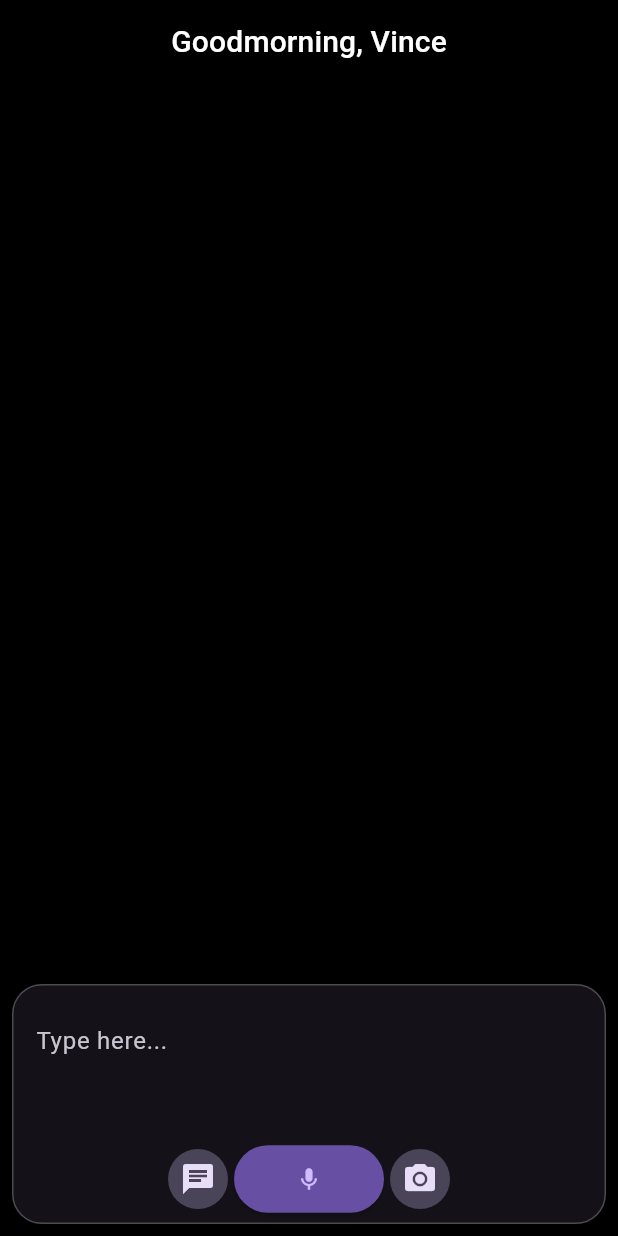
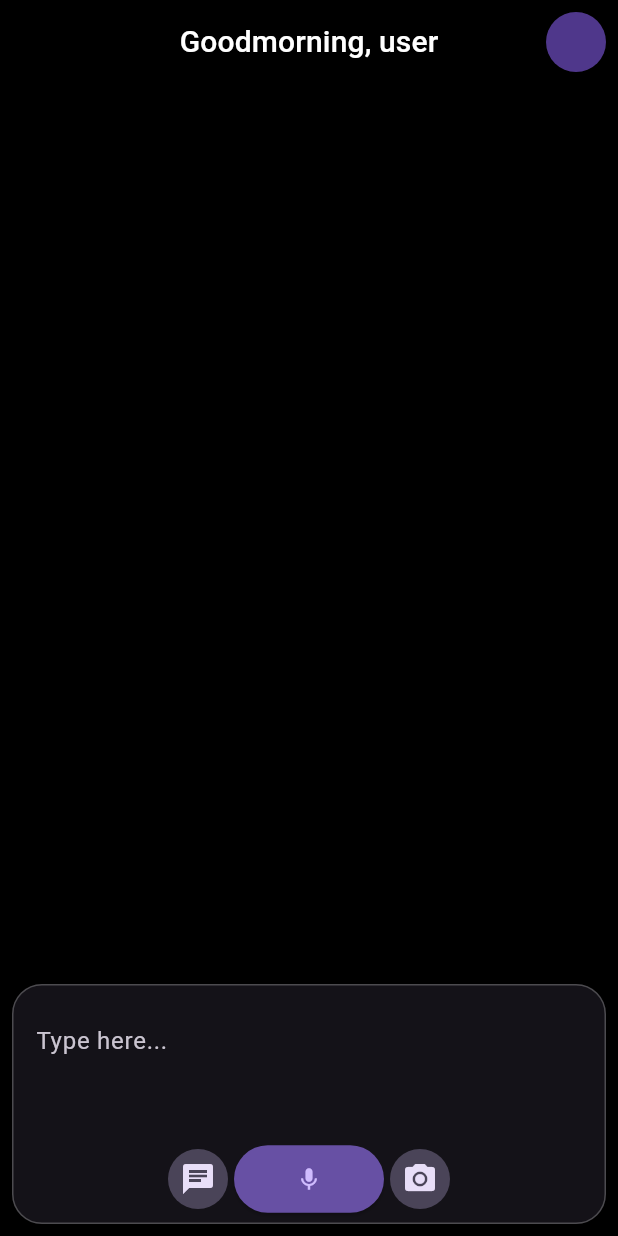
Before and after one commit to ComsIndeed/coms_v1, a Flutter app: the screen it shows after launch, on a phone screen of 412 x 824 dp. Run offline on Flutter 3.47's test engine with Material 3 defaults, Android fonts, the phone set to English and light mode, and no system bars; our stand-ins replace auth_buttons, awesome_notifications, firebase_auth, firebase_core, flutter_animate, flutter_markdown and 5 more; missing offline and left inert: audio_waveforms, flutter_displaymode, moment_dart; accounts and stored records are empty.

Commit message:
Added Firebase and Firebase Auth

```diff
--- a/lib/classes/coms/prompts/main_conversation_prompt.dart
+++ b/lib/classes/coms/prompts/main_conversation_prompt.dart
@@ -1,5 +1,6 @@
 import 'dart:convert';
 
+import 'package:coms/classes/coms/firebase_provider.dart';
 import 'package:coms/classes/widgetList/widget_map_provider.dart';
 import 'package:coms/main_app.dart';
 import 'package:moment_dart/moment_dart.dart';
@@ -7,6 +8,7 @@ import 'package:provider/provider.dart';
 
 final context = navigatorKey.currentContext!;
 final widgetMapProvider = context.read<WidgetMapProvider>();
+final firebaseProvider = context.read<FirebaseProvider>();
 
 String getMainConversationPrompt() {
   return '''
@@ -16,7 +18,7 @@ Determine the most helpful and convenient acts of service you can perform for th
 - You are the core intelligence module that users interact with through a mobile app.
 - The app features a dynamic user interface that you can manipulate as needed.
 - Users can communicate with you via text, images, and audio. Your role is to understand their input and determine their intentions.
-- The user is named Vince, a senior high school student located in the Philippines, Malabon City.
+- The user is named ${firebaseProvider.auth.currentUser?.displayName ?? "(USER IS NOT SIGNED IN)"}.
 - The user has not yet linked their Learning Management System account.
 - It is currently ${DateTime.now().toMoment().toLocal().LLLL}.
 - In ISO 8601, its ${DateTime.now().toLocal().toIso8601String()}
--- a/lib/classes/widgetList/widget_map_provider.dart
+++ b/lib/classes/widgetList/widget_map_provider.dart
@@ -9,11 +9,18 @@ class WidgetMapProvider with ChangeNotifier {
   Map<String, Widget> _widgetMap = {};
   Map<String, Widget> get widgetMap => Map.unmodifiable(_widgetMap);
   List<Widget> get widgetList => List.unmodifiable(_widgetMap.values);
+
   Map<String, dynamic> _serializedWidgetMap = {};
   Map<String, dynamic> get serializedWidgetMap =>
       Map.unmodifiable(_serializedWidgetMap);
   List<dynamic> get serializedWidgetList =>
       List.unmodifiable(serializedWidgetMap.values);
+
+  final Map<String, dynamic> _widgetArchiveMap = {};
+  Map<String, dynamic> get widgetArchiveMap =>
+      Map.unmodifiable(_widgetArchiveMap);
+  List<String> get serializedWidgetArchiveList =>
+      List.unmodifiable(_widgetArchiveMap.values);
 
   static const _widgetPreferenceKey = "widgets";
 
@@ -75,6 +82,8 @@ class WidgetMapProvider with ChangeNotifier {
   }
 
   void removeWidget(String id) {
+    // _widgetArchiveMap[id] = _widgetMap
+
     _widgetMap.remove(id);
     _serializedWidgetMap.remove(id);
     notifyListeners();
--- a/lib/main_app.dart
+++ b/lib/main_app.dart
@@ -38,6 +38,7 @@ class _MainAppState extends State<MainApp> {
   Widget build(BuildContext context) {
     return MaterialApp(
       navigatorKey: navigatorKey,
+      themeMode: ThemeMode.dark,
       theme: ThemeData.dark(useMaterial3: true).copyWith(
         scaffoldBackgroundColor: Colors.black,
       ),
--- /dev/null
+++ b/lib/pages/homepage/account_circle.dart
@@ -0,0 +1,23 @@
+import 'package:coms/classes/coms/firebase_provider.dart';
+import 'package:flutter/material.dart';
+import 'package:provider/provider.dart';
+
+class AccountCircle extends StatelessWidget {
+  const AccountCircle({
+    super.key,
+  });
+
+  @override
+  Widget build(BuildContext context) {
+    final firebaseProvider = Provider.of<FirebaseProvider>(context);
+
+    return Padding(
+      padding: const EdgeInsets.symmetric(horizontal: 8.0),
+      child: CircleAvatar(
+        backgroundImage: firebaseProvider.auth.currentUser != null
+            ? NetworkImage(firebaseProvider.auth.currentUser!.photoURL!)
+            : null,
+      ),
+    );
+  }
+}
--- a/lib/pages/homepage/homepage.dart
+++ b/lib/pages/homepage/homepage.dart
@@ -1,9 +1,12 @@
+import 'package:auth_buttons/auth_buttons.dart';
 import 'package:awesome_notifications/awesome_notifications.dart';
 import 'package:coms/classes/widgetList/widget_map_provider.dart';
 import 'package:coms/classes/widgetList/widgets/reminder_widget/reminder_widget.dart';
+import 'package:coms/pages/homepage/account_circle.dart';
 import 'package:coms/pages/homepage/homepage_action.dart';
 import 'package:coms/pages/homepage/input_interface.dart';
 import 'package:flutter/material.dart';
+import 'package:google_sign_in/google_sign_in.dart';
 import 'package:provider/provider.dart';
 import 'package:flutter_animate/flutter_animate.dart';
 
@@ -67,6 +70,7 @@ class _HomepageState extends State<Homepage> {
         forceMaterialTransparency: true,
         title: const HomepageAction(),
         centerTitle: true,
+        actions: const [AccountCircle()],
       ),
       body: Padding(
         padding: const EdgeInsets.all(8),
--- a/lib/pages/homepage/homepage_action.dart
+++ b/lib/pages/homepage/homepage_action.dart
@@ -1,6 +1,8 @@
+import 'package:coms/classes/coms/firebase_provider.dart';
 import 'package:coms/classes/utils/get_greeting.dart';
 import 'package:coms/pages/settings/settings_page.dart';
 import 'package:flutter/material.dart';
+import 'package:provider/provider.dart';
 
 class HomepageAction extends StatefulWidget {
   const HomepageAction({
@@ -14,6 +16,8 @@ class HomepageAction extends StatefulWidget {
 class _HomepageActionState extends State<HomepageAction> {
   @override
   Widget build(BuildContext context) {
+    final firebaseProvider = Provider.of<FirebaseProvider>(context);
+
     return TextButton(
       onPressed: () {
         Navigator.push(
@@ -23,7 +27,7 @@ class _HomepageActionState extends State<HomepageAction> {
             ));
       },
       child: Text(
-        "${getGreeting()}, Vince",
+        "${getGreeting()}, ${firebaseProvider.auth.currentUser?.displayName ?? "user"}",
         style: const TextStyle(color: Colors.white, fontSize: 20),
       ),
     );
--- a/lib/pages/settings/settings_page_action.dart
+++ b/lib/pages/settings/settings_page_action.dart
@@ -1,5 +1,6 @@
-import 'package:coms/pages/settings/settings_page.dart';
+import 'package:coms/classes/coms/firebase_provider.dart';
 import 'package:flutter/material.dart';
+import 'package:provider/provider.dart';
 
 class SettingsPageAction extends StatefulWidget {
   const SettingsPageAction({super.key});
@@ -11,13 +12,15 @@ class SettingsPageAction extends StatefulWidget {
 class _SettingsPageActionState extends State<SettingsPageAction> {
   @override
   Widget build(BuildContext context) {
+    final firebaseProvider = Provider.of<FirebaseProvider>(context);
+
     return TextButton(
       onPressed: () {
         Navigator.pop(context);
       },
-      child: const Text(
-        "All set, Vince",
-        style: TextStyle(color: Colors.white, fontSize: 20),
+      child: Text(
+        "All set, ${firebaseProvider.auth.currentUser?.displayName ?? "user"}",
+        style: const TextStyle(color: Colors.white, fontSize: 20),
       ),
     );
   }
--- a/pubspec.yaml
+++ b/pubspec.yaml
@@ -8,7 +8,10 @@ environment:
 
 dependencies:
   audio_waveforms: ^1.2.0
+  auth_buttons: ^3.0.3
   awesome_notifications: ^0.10.0
+  firebase_auth: ^5.4.1
+  firebase_core: ^3.10.1
   flutter:
     sdk: flutter
   flutter_animate: ^4.5.2
@@ -19,6 +22,7 @@ dependencies:
   fluttertoast: ^8.2.10
   google_fonts: ^6.2.1
   google_generative_ai: ^0.4.6
+  google_sign_in: ^6.2.2
   http: ^1.2.2
   json_pretty: ^1.0.4
   moment_dart: ^3.1.0
```
Also changed, not shown: lib/classes/coms/firebase_provider.dart (added, +31 -0 lines), lib/main.dart (+11 -0 lines), lib/pages/settings/settings_page.dart (+27 -0 lines), firebase.json (added), lib/firebase_options.dart (added), pubspec.lock, 7 other files.
